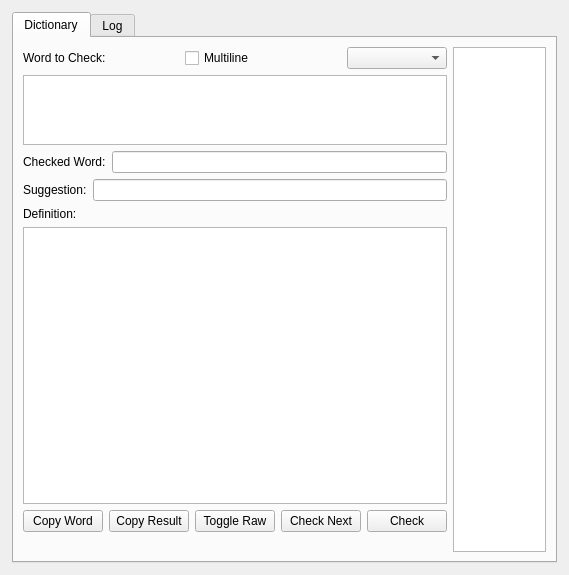
This is pydict/ui/dict.ui in pitman2e/python-pydict as Qt 5 draws it before an edit. The edited form follows.
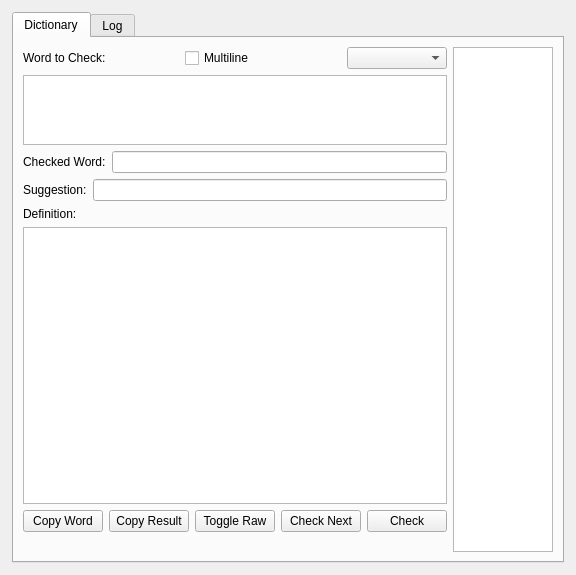
This is the edited form.

Commit message: set History list with 100px min width

```diff
--- a/pydict/ui/dict.ui
+++ b/pydict/ui/dict.ui
@@ -201,7 +201,7 @@
          <widget class="QListWidget" name="lstHistory">
           <property name="minimumSize">
            <size>
-            <width>50</width>
+            <width>100</width>
             <height>0</height>
            </size>
           </property>
```
Left out of the diff: 2 changed lines with no effect on the pictures. The commit also changes 1 other file.
